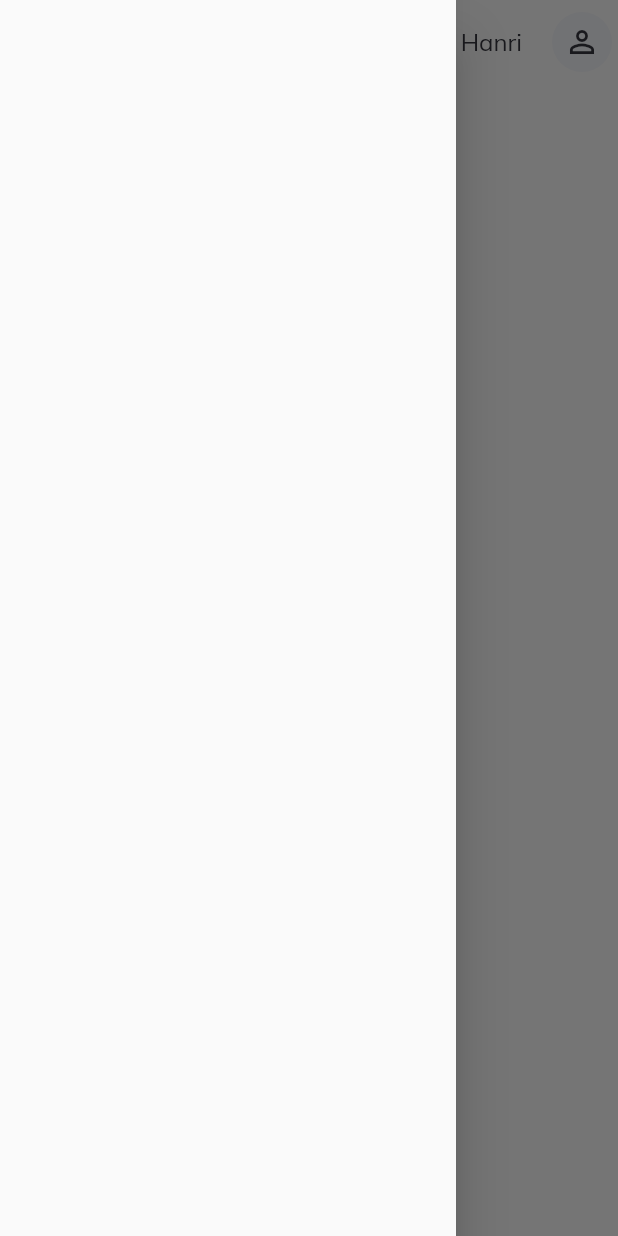
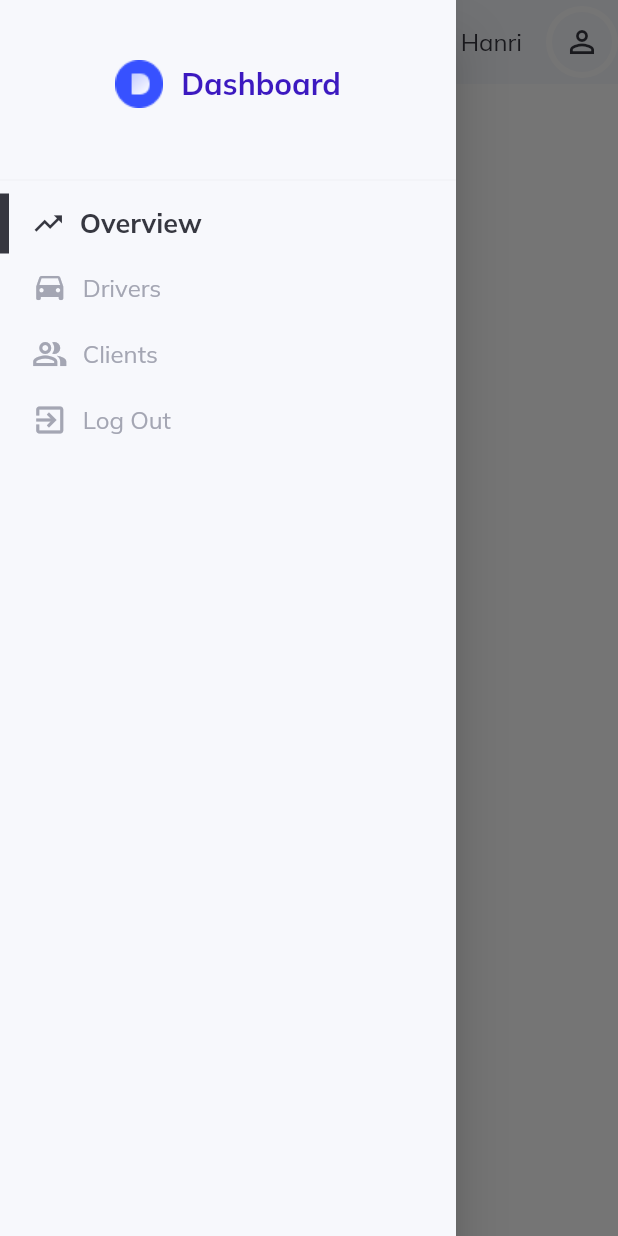
Before and after one commit to Hhanri/admin_panel_tutorial, a Flutter app: the screen it shows after launch, with the side drawer open, on a phone screen of 412 x 824 dp. Run offline on Flutter 3.47's test engine with Material 2 defaults, Android fonts, the phone set to English and light mode, and no system bars; our stand-ins replace get, google_fonts.

Commit message:
side menu, different layout of menu item, TitleMenuItemWidget and IconMenuItemWidget, NotchWidget, added SideMenuWidget inside LargeScreenWidget, appbar changed color, fixed Get.put()

```diff
--- a/lib/helpers/responsiveness_widget.dart
+++ b/lib/helpers/responsiveness_widget.dart
@@ -3,6 +3,7 @@ import 'package:flutter/material.dart';
 const int largeScreenSize = 1336;
 const int mediumScreenSize = 768;
 const int smallScreenSize = 360;
+const int customScreenSize = 1100;
 
 class ResponsivenessWidget extends StatelessWidget {
   final Widget largeScreenWidget;
@@ -18,14 +19,16 @@ class ResponsivenessWidget extends StatelessWidget {
   static isSmallScreen(BuildContext context) {
     return MediaQuery.of(context).size.width < mediumScreenSize;
   }
-
+  static isCustomScreen(BuildContext context) {
+    return MediaQuery.of(context).size.width <= customScreenSize && MediaQuery.of(context).size.width >= mediumScreenSize;
+  }
 
   @override
   Widget build(BuildContext context) {
     return LayoutBuilder(
       builder: (BuildContext context, BoxConstraints constraints) {
-        bool isLargeScreen = constraints.minWidth >= largeScreenSize;
-        bool isSmallScreen = constraints.maxWidth < mediumScreenSize;
+        bool isLargeScreen = constraints.maxWidth >= largeScreenSize;
+        bool isSmallScreen = constraints.maxWidth < mediumScreenSize ;
         bool isMediumScreen = constraints.maxWidth >= mediumScreenSize && constraints.maxWidth < largeScreenSize;
         if (isLargeScreen) {
           return largeScreenWidget;
--- a/lib/layout.dart
+++ b/lib/layout.dart
@@ -1,6 +1,7 @@
 import 'package:admin_panel_tutorial/helpers/responsiveness_widget.dart';
 import 'package:admin_panel_tutorial/widgets/app_bar_widget.dart';
 import 'package:admin_panel_tutorial/widgets/large_screen_widget.dart';
+import 'package:admin_panel_tutorial/widgets/side_menu_widget.dart';
 import 'package:admin_panel_tutorial/widgets/small_screen_widget.dart';
 import 'package:flutter/material.dart';
 
@@ -11,7 +12,9 @@ class SiteLayout extends StatelessWidget {
     final GlobalKey<ScaffoldState> scaffoldKey = GlobalKey<ScaffoldState>();
     return Scaffold(
       key: scaffoldKey,
-      drawer: const Drawer(),
+      drawer: const Drawer(
+        child: SideMenuWidget(),
+      ),
       appBar: topNavigationBar(context: context, key: scaffoldKey),
       body: const ResponsivenessWidget(
         largeScreenWidget: LargeScreenWidget(),
--- a/lib/main.dart
+++ b/lib/main.dart
@@ -1,11 +1,11 @@
-import 'package:admin_panel_tutorial/constants/controllers.dart';
 import 'package:admin_panel_tutorial/constants/theme.dart';
+import 'package:admin_panel_tutorial/controllers/menu_controller.dart';
 import 'package:admin_panel_tutorial/layout.dart';
 import 'package:flutter/material.dart';
 import 'package:get/get.dart';
 
 void main() {
-  Get.put(menuController);
+  Get.put(MenuController());
   runApp(const MyApp());
 }
 
--- a/lib/widgets/app_bar_widget.dart
+++ b/lib/widgets/app_bar_widget.dart
@@ -6,7 +6,7 @@ import 'package:flutter/material.dart';
 AppBar topNavigationBar({required BuildContext context, required GlobalKey<ScaffoldState> key}) =>
     AppBar(
       iconTheme: IconThemeData(color: dark),
-      backgroundColor: Colors.transparent,
+      backgroundColor: light,
       leading: !ResponsivenessWidget.isSmallScreen(context)
       ? Container(
         padding: const EdgeInsets.only(left: 14),
--- /dev/null
+++ b/lib/widgets/horizontal_menu_item.dart
@@ -0,0 +1,51 @@
+import 'package:admin_panel_tutorial/constants/controllers.dart';
+import 'package:admin_panel_tutorial/constants/style.dart';
+import 'package:admin_panel_tutorial/widgets/icon_menu_item_widget.dart';
+import 'package:admin_panel_tutorial/widgets/notch_widget.dart';
+import 'package:admin_panel_tutorial/widgets/title_menu_item_widget.dart';
+import 'package:flutter/material.dart';
+import 'package:get/get.dart';
+
+class HorizontalMenuItem extends StatelessWidget {
+  final String itemName;
+  final VoidCallback onTap;
+  const HorizontalMenuItem({
+    Key? key,
+    required this.itemName,
+    required this.onTap
+  }) : super(key: key);
+
+  @override
+  Widget build(BuildContext context) {
+    double width = MediaQuery.of(context).size.width;
+    return InkWell(
+      onTap: onTap,
+      onHover: (value) {
+        value
+        ? menuController.onHoverItem(itemName)
+        : menuController.onHoverItem("not hovering");
+      },
+      child: Obx(() {
+        return Container(
+          color: menuController.isHovering(itemName) ? lightGrey.withOpacity(0.1) : Colors.transparent,
+          child: Row(
+            children: [
+              NotchWidget(
+                isVisible:menuController.isHovering(itemName) || menuController.isActive(itemName),
+                width: 6,
+                height: 40,
+              ),
+              SizedBox(width: width / 80),
+              IconMenuItemWidget(itemName: itemName),
+              TitleMenuItemWidget(
+                condition: !menuController.isActive(itemName),
+                itemName: itemName,
+              )
+            ],
+          ),
+
+        );
+      }),
+    );
+  }
+}
--- /dev/null
+++ b/lib/widgets/icon_menu_item_widget.dart
@@ -0,0 +1,19 @@
+import 'package:admin_panel_tutorial/constants/controllers.dart';
+import 'package:flutter/material.dart';
+
+class IconMenuItemWidget extends StatelessWidget {
+  final String itemName;
+  const IconMenuItemWidget({
+    Key? key,
+    required this.itemName
+  }) : super(key: key);
+
+  @override
+  Widget build(BuildContext context) {
+    const EdgeInsets padding = EdgeInsets.all(10);
+    return Padding(
+      padding: padding,
+      child: menuController.returnIconFor(itemName),
+    );
+  }
+}
--- a/lib/widgets/large_screen_widget.dart
+++ b/lib/widgets/large_screen_widget.dart
@@ -1,3 +1,4 @@
+import 'package:admin_panel_tutorial/widgets/side_menu_widget.dart';
 import 'package:flutter/material.dart';
 
 class LargeScreenWidget extends StatelessWidget {
@@ -6,10 +7,12 @@ class LargeScreenWidget extends StatelessWidget {
   @override
   Widget build(BuildContext context) {
     return Row(
+      crossAxisAlignment: CrossAxisAlignment.start,
+      mainAxisAlignment: MainAxisAlignment.start,
       children: [
-        Expanded(
+        const Expanded(
           flex: 1,
-          child: Container()
+          child: SideMenuWidget()
         ),
         Expanded(
           flex: 5,
--- /dev/null
+++ b/lib/widgets/notch_widget.dart
@@ -0,0 +1,29 @@
+import 'package:admin_panel_tutorial/constants/style.dart';
+import 'package:flutter/material.dart';
+
+class NotchWidget extends StatelessWidget {
+  final double width;
+  final double height;
+  final bool isVisible;
+  const NotchWidget({
+    Key? key,
+    required this.width,
+    required this.height,
+    required this.isVisible
+  }) : super(key: key);
+
+  @override
+  Widget build(BuildContext context) {
+    return Visibility(
+      visible: isVisible,
+      maintainAnimation: true,
+      maintainSize: true,
+      maintainState: true,
+      child: Container(
+        width: width,
+        height: height,
+        color: dark,
+      ),
+    );
+  }
+}
--- /dev/null
+++ b/lib/widgets/side_menu_item.dart
@@ -0,0 +1,22 @@
+import 'package:admin_panel_tutorial/helpers/responsiveness_widget.dart';
+import 'package:admin_panel_tutorial/widgets/horizontal_menu_item.dart';
+import 'package:admin_panel_tutorial/widgets/vertical_menu_item.dart';
+import 'package:flutter/material.dart';
+
+class SideMenuItem extends StatelessWidget {
+  final String itemName;
+  final VoidCallback onTap;
+  const SideMenuItem({
+    Key? key,
+    required this.itemName,
+    required this.onTap
+  }) : super(key: key);
+
+  @override
+  Widget build(BuildContext context) {
+    if (ResponsivenessWidget.isCustomScreen(context)) {
+      return VerticalMenuItem(itemName: itemName, onTap: onTap,);
+    }
+    return HorizontalMenuItem(itemName: itemName, onTap: onTap);
+  }
+}
--- /dev/null
+++ b/lib/widgets/side_menu_widget.dart
@@ -0,0 +1,74 @@
+import 'package:admin_panel_tutorial/constants/controllers.dart';
+import 'package:admin_panel_tutorial/constants/style.dart';
+import 'package:admin_panel_tutorial/helpers/responsiveness_widget.dart';
+import 'package:admin_panel_tutorial/routing/routes.dart';
+import 'package:admin_panel_tutorial/widgets/custom_text_widget.dart';
+import 'package:admin_panel_tutorial/widgets/side_menu_item.dart';
+import 'package:flutter/material.dart';
+import 'package:get/get.dart';
+
+class SideMenuWidget extends StatelessWidget {
+  const SideMenuWidget({Key? key}) : super(key: key);
+
+  @override
+  Widget build(BuildContext context) {
+    double width = MediaQuery.of(context).size.width;
+    return Container(
+      color: light,
+      child: SingleChildScrollView(
+        child: Column(
+          mainAxisAlignment: MainAxisAlignment.start,
+          children: [
+            if (ResponsivenessWidget.isSmallScreen(context))
+            Column(
+              mainAxisSize: MainAxisSize.min,
+              children: [
+                const SizedBox(height: 40),
+                Row(
+                  mainAxisSize: MainAxisSize.min,
+                  children: [
+                    SizedBox(width: width / 48),
+                    Padding(
+                      padding: const EdgeInsets.only(right: 12),
+                      child: Image.asset("assets/logo/logo.png"),
+                    ),
+                    Flexible(
+                      child: CustomTextWidget(
+                        text: "Dashboard",
+                        size: 20,
+                        fontWeight: FontWeight.bold,
+                        color: active,
+                      ),
+                    ),
+                    SizedBox(width: width / 48),
+                  ],
+                ),
+                const SizedBox(height: 40),
+                Divider(color: lightGrey.withOpacity(0.1)),
+              ],
+            ),
+            Column(
+              children: sideMenuItems.map((itemName) {
+                return SideMenuItem(
+                  itemName: itemName == authenticationPageRoute ? "Log Out" : itemName,
+                  onTap: () {
+                    if (itemName == authenticationPageRoute) {
+                      //go to authentication page
+                    }
+                    if (!menuController.isActive(itemName)) {
+                      menuController.changeActiveItemTo(itemName);
+                      if (ResponsivenessWidget.isSmallScreen(context)) {
+                        Get.back();
+                      }
+                      //go to itemName page
+                    }
+                  }
+                );
+              }).toList(),
+            )
+          ],
+        ),
+      ),
+    );
+  }
+}
--- /dev/null
+++ b/lib/widgets/title_menu_item_widget.dart
@@ -0,0 +1,33 @@
+import 'package:admin_panel_tutorial/constants/controllers.dart';
+import 'package:admin_panel_tutorial/constants/style.dart';
+import 'package:admin_panel_tutorial/widgets/custom_text_widget.dart';
+import 'package:flutter/material.dart';
+
+class TitleMenuItemWidget extends StatelessWidget {
+  final bool condition;
+  final String itemName;
+  const TitleMenuItemWidget({
+    Key? key,
+    required this.condition,
+    required this.itemName
+  }) : super(key: key);
+
+  @override
+  Widget build(BuildContext context) {
+    return Flexible(
+      child: condition
+      ? CustomTextWidget(
+          text: itemName,
+          color: menuController.isHovering(itemName) ? dark : lightGrey,
+          size: 16,
+          fontWeight: FontWeight.normal,
+      )
+      : CustomTextWidget(
+          text: itemName,
+          color: dark,
+          size: 18,
+          fontWeight: FontWeight.bold,
+      ),
+    );
+  }
+}
--- /dev/null
+++ b/lib/widgets/vertical_menu_item.dart
@@ -0,0 +1,57 @@
+import 'package:admin_panel_tutorial/constants/controllers.dart';
+import 'package:admin_panel_tutorial/constants/style.dart';
+import 'package:admin_panel_tutorial/widgets/icon_menu_item_widget.dart';
+import 'package:admin_panel_tutorial/widgets/notch_widget.dart';
+import 'package:admin_panel_tutorial/widgets/title_menu_item_widget.dart';
+import 'package:flutter/material.dart';
+import 'package:get/get.dart';
+
+class VerticalMenuItem extends StatelessWidget {
+  final String itemName;
+  final VoidCallback onTap;
+  const VerticalMenuItem({
+    Key? key,
+    required this.itemName,
+    required this.onTap
+  }) : super(key: key);
+
+  @override
+  Widget build(BuildContext context) {
+    return InkWell(
+      onTap: onTap,
+      onHover: (value) {
+        value
+        ? menuController.onHoverItem(itemName)
+        : menuController.onHoverItem("not hovering");
+      },
+      child: Obx(() {
+        return Container(
+          color: menuController.isHovering(itemName) ? lightGrey.withOpacity(0.1) : Colors.transparent,
+          child: Row(
+            children: [
+              NotchWidget(
+                width: 3,
+                height: 72,
+                isVisible: menuController.isHovering(itemName) || menuController.isActive(itemName),
+              ),
+              Expanded(
+                child: Column(
+                  mainAxisSize: MainAxisSize.min,
+                  children: [
+                    IconMenuItemWidget(
+                      itemName: itemName
+                    ),
+                    TitleMenuItemWidget(
+                      condition: !menuController.isActive(itemName),
+                      itemName: itemName,
+                    )
+                  ],
+                ),
+              )
+            ],
+          ),
+        );
+      }),
+    );
+  }
+}
```
